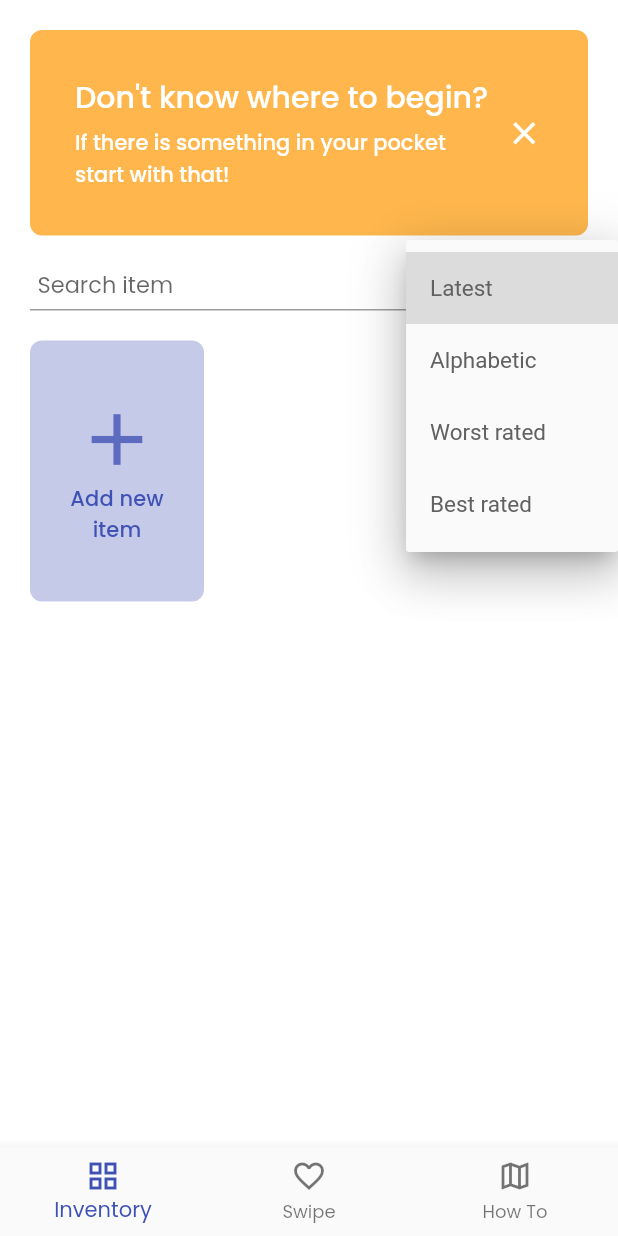
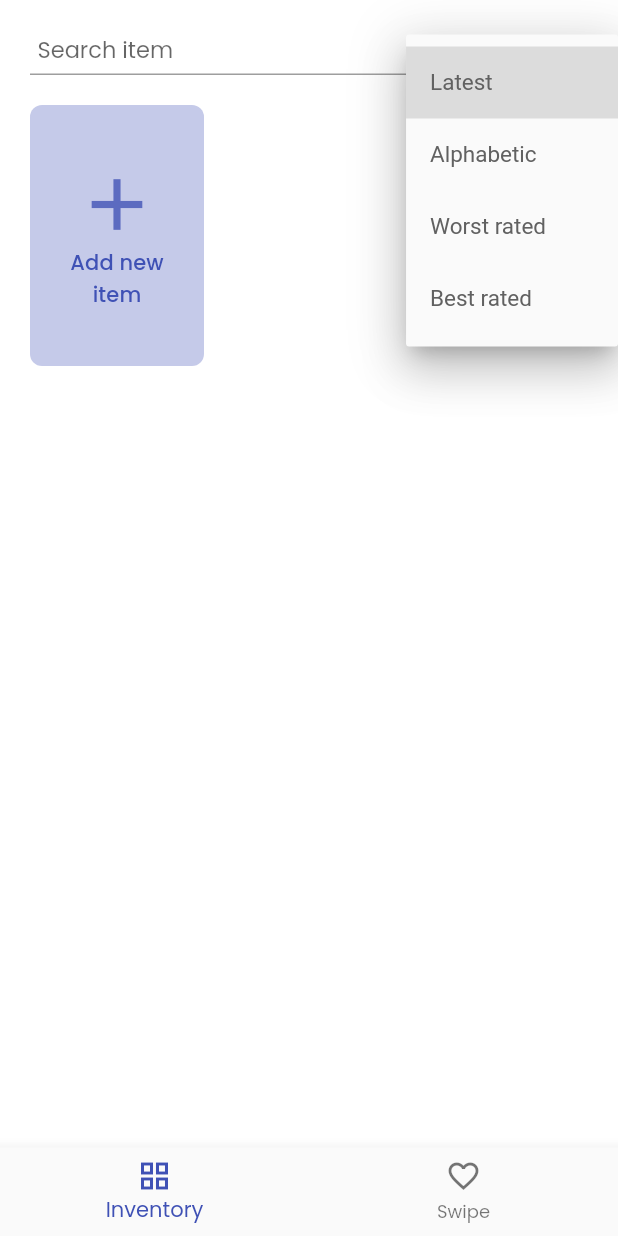
Before and after one commit to kohjakob/broom, a Flutter app: the screen it shows after launch, after a tap on "Latest", on a phone screen of 412 x 824 dp. Run offline on Flutter 3.47's test engine with Material 2 defaults, Android fonts, the phone set to English and light mode, and no system bars; drawn by our look-alikes of auto_size_text; our stand-ins replace camera, sqflite; accounts and stored records are empty.

Commit message:
Strip useless features, remove unused imports

```diff
--- a/lib/main.dart
+++ b/lib/main.dart
@@ -1,22 +1,12 @@
-import 'dart:async';
-import 'dart:io';
-import 'dart:async';
-import 'dart:io';
-
 import 'package:camera/camera.dart';
 import 'package:flutter/material.dart';
 import 'package:ownless2/screens/editScreen.dart';
 import 'package:ownless2/screens/formScreen.dart';
-import 'package:path/path.dart' show join;
-import 'package:path_provider/path_provider.dart';
-
-import 'package:flutter/material.dart';
 import 'package:provider/provider.dart';
 
 import './providers/items.dart';
 import './providers/questions.dart';
 import './screens/inventoryScreen.dart';
-import './screens/howtoScreen.dart';
 import './screens/swipeScreen.dart';
 import 'screens/cameraScreen.dart';
 import './screens/detailsScreen.dart';
@@ -40,7 +30,6 @@ class _OwnlessState extends State<Ownless> {
   var _screens = [
     Inventory(),
     Swipe(),
-    HowTo(),
   ];
 
   void _handleTap(int index) {
@@ -84,8 +73,6 @@ class _OwnlessState extends State<Ownless> {
                   icon: Icon(Icons.grid_view), label: "Inventory"),
               BottomNavigationBarItem(
                   icon: Icon(Icons.favorite_border_outlined), label: "Swipe"),
-              BottomNavigationBarItem(
-                  icon: Icon(Icons.map_outlined), label: "How To"),
             ],
           ),
           body: SafeArea(
--- a/lib/screens/inventoryScreen.dart
+++ b/lib/screens/inventoryScreen.dart
@@ -4,8 +4,6 @@ import 'package:provider/provider.dart';
 import '../assets/orderCategory.dart';
 import '../providers/items.dart';
 import '../providers/item.dart';
-import '../widgets/inventoryGrid.dart';
-import '../widgets/alertDismissable.dart';
 import '../widgets/inventoryActionBar.dart';
 import '../assets/constants.dart' as Constants;
 import '../widgets/inventoryItem.dart';
@@ -33,21 +31,24 @@ class _InventoryState extends State<Inventory> {
       setState(() {
         Provider.of<Items>(context, listen: false).fetchAndSetItems();
         _init = true;
-        _displayItems = _items.getItemsByOrderAndSearchQuery(_order, _searchQuery);
+        _displayItems =
+            _items.getItemsByOrderAndSearchQuery(_order, _searchQuery);
       });
     }
 
     _handleOrderChange(OrderCategory newOrder) {
       setState(() {
         _order = newOrder;
-        _displayItems = _items.getItemsByOrderAndSearchQuery(newOrder, _searchQuery);
+        _displayItems =
+            _items.getItemsByOrderAndSearchQuery(newOrder, _searchQuery);
       });
     }
 
     _handleSearch(String newSearchQuery) {
       setState(() {
         _searchQuery = newSearchQuery;
-        _displayItems = _items.getItemsByOrderAndSearchQuery(_order, newSearchQuery);
+        _displayItems =
+            _items.getItemsByOrderAndSearchQuery(_order, newSearchQuery);
       });
     }
 
@@ -59,14 +60,10 @@ class _InventoryState extends State<Inventory> {
             child: CustomScrollView(
               physics: BouncingScrollPhysics(),
               slivers: [
-                DismissableAlert(
-                  "Don't know where to begin?",
-                  "If there is something in your pocket start with that!",
-                  Colors.orange.shade300,
-                ),
                 ActionBar(_handleOrderChange, _handleSearch),
                 SliverPadding(
-                  padding: EdgeInsets.fromLTRB(Constants.defaultPadding, 0, Constants.defaultPadding, Constants.defaultPadding),
+                  padding: EdgeInsets.fromLTRB(Constants.defaultPadding, 0,
+                      Constants.defaultPadding, Constants.defaultPadding),
                   sliver: SliverGrid(
                     gridDelegate: SliverGridDelegateWithFixedCrossAxisCount(
                       crossAxisCount: 3,
@@ -79,14 +76,18 @@ class _InventoryState extends State<Inventory> {
                         return LayoutBuilder(builder: (context, constraints) {
                           return index == 0
                               ? GestureDetector(
-                                  onTap: () => Navigator.pushNamed(context, AddCamera.routeName),
+                                  onTap: () => Navigator.pushNamed(
+                                      context, AddCamera.routeName),
                                   child: Container(
                                     decoration: BoxDecoration(
                                       color: Colors.indigo.shade100,
-                                      borderRadius: BorderRadius.all(Radius.circular(Constants.defaultBorderRadius)),
+                                      borderRadius: BorderRadius.all(
+                                          Radius.circular(
+                                              Constants.defaultBorderRadius)),
                                     ),
                                     child: Column(
-                                      mainAxisAlignment: MainAxisAlignment.center,
+                                      mainAxisAlignment:
+                                          MainAxisAlignment.center,
                                       children: [
                                         Icon(
                                           Icons.add,
@@ -98,7 +99,10 @@ class _InventoryState extends State<Inventory> {
                                           child: Text(
                                             "Add new \nitem",
                                             textAlign: TextAlign.center,
-                                            style: Theme.of(context).textTheme.subtitle2.apply(
+                                            style: Theme.of(context)
+                                                .textTheme
+                                                .subtitle2
+                                                .apply(
                                                   color: Colors.indigo.shade500,
                                                 ),
                                           ),
--- a/lib/widgets/alertDismissable.dart
+++ /dev/null
@@ -1,90 +0,0 @@
-import 'package:flutter/material.dart';
-
-import 'package:auto_size_text/auto_size_text.dart';
-
-import '../assets/constants.dart' as Constants;
-
-class DismissableAlert extends StatefulWidget {
-  final String title;
-  final String description;
-  final Color color;
-
-  DismissableAlert(this.title, this.description, this.color);
-
-  @override
-  _DismissableAlertState createState() => _DismissableAlertState();
-}
-
-class _DismissableAlertState extends State<DismissableAlert> {
-  var dismissed = false;
-
-  @override
-  Widget build(BuildContext context) {
-    return SliverList(
-      delegate: SliverChildListDelegate(
-        [
-          dismissed
-              ? Container()
-              : Container(
-                  decoration: BoxDecoration(
-                    color: widget.color,
-                    borderRadius: BorderRadius.all(
-                      Radius.circular(
-                        Constants.defaultBorderRadius,
-                      ),
-                    ),
-                  ),
-                  margin: EdgeInsets.fromLTRB(
-                    Constants.defaultPadding,
-                    Constants.defaultPadding,
-                    Constants.defaultPadding,
-                    0,
-                  ),
-                  padding: EdgeInsets.all(30),
-                  child: Row(
-                    children: [
-                      Expanded(
-                        flex: 2,
-                        child: Column(
-                          crossAxisAlignment: CrossAxisAlignment.start,
-                          children: [
-                            FittedBox(
-                              child: Text(
-                                widget.title,
-                                style: Theme.of(context).textTheme.headline6.apply(color: Colors.white),
-                              ),
-                            ),
-                            SizedBox(
-                              height: 5,
-                            ),
-                            AutoSizeText(
-                              widget.description,
-                              maxLines: 2,
-                              style: Theme.of(context).textTheme.bodyText1.apply(color: Colors.white),
-                            ),
-                          ],
-                        ),
-                      ),
-                      SizedBox(
-                        width: 10,
-                      ),
-                      GestureDetector(
-                        child: Icon(
-                          Icons.close,
-                          size: 25,
-                          color: Colors.white,
-                        ),
-                        onTap: () {
-                          setState(() {
-                            dismissed = true;
-                          });
-                        },
-                      ),
-                    ],
-                  ),
-                )
-        ],
-      ),
-    );
-  }
-}
```
Also changed, not shown: lib/screens/cameraScreen.dart (+6 -6 lines), lib/screens/editScreen.dart (+8 -5 lines), lib/screens/formScreen.dart (+6 -4 lines), lib/screens/howtoScreen.dart (deleted, +0 -25 lines).
